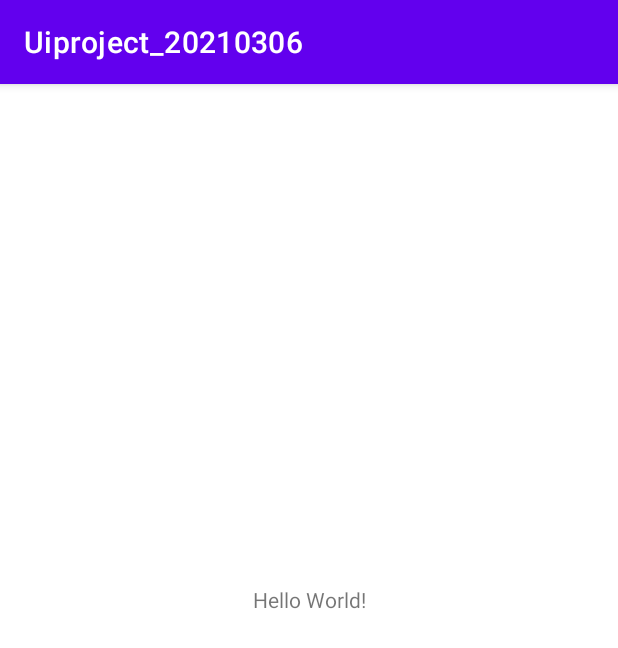
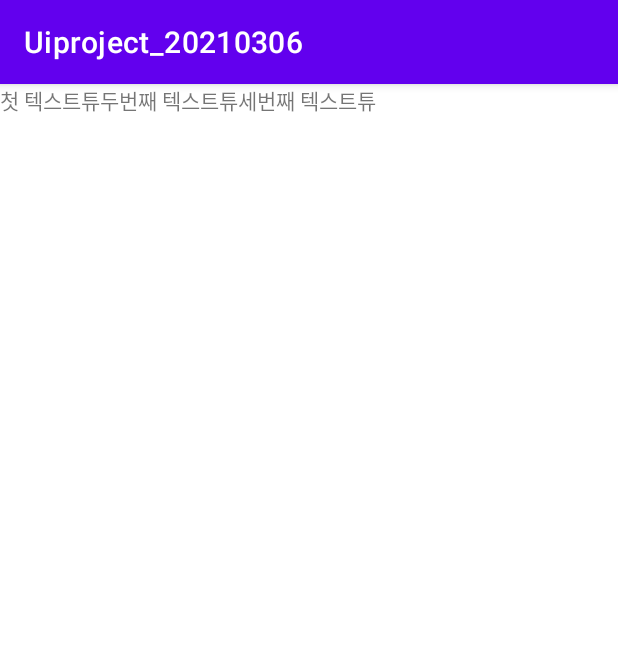
Before and after one commit to junho0615/Uiproject_20210306, an Android app: the screen it shows after launch (MainActivity), on a phone screen of 412 x 824 dp. Shown: the top 648 px of the screen. Run offline under Robolectric (Android 15) with nearby library versions, the phone set to English and light mode, and no system bars.

Commit message:
화면 구조 변경 + LinearLayout 배치

```diff
--- a/app/src/main/res/layout/activity_main.xml
+++ b/app/src/main/res/layout/activity_main.xml
@@ -1,5 +1,5 @@
 <?xml version="1.0" encoding="utf-8"?>
-<androidx.constraintlayout.widget.ConstraintLayout
+<LinearLayout
     xmlns:android="http://schemas.android.com/apk/res/android"
     xmlns:app="http://schemas.android.com/apk/res-auto"
     xmlns:tools="http://schemas.android.com/tools"
@@ -9,11 +9,19 @@
 
     <TextView
         android:layout_width="wrap_content"
-        android:layout_height="100dp"
-        android:text="Hello World!"
-        app:layout_constraintBottom_toBottomOf="parent"
-        app:layout_constraintLeft_toLeftOf="parent"
-        app:layout_constraintRight_toRightOf="parent"
-        app:layout_constraintTop_toTopOf="parent" />
+        android:layout_height="wrap_content"
+        android:text="첫 텍스트튜" />
 
-</androidx.constraintlayout.widget.ConstraintLayout>
+    <TextView
+        android:layout_width="wrap_content"
+        android:layout_height="wrap_content"
+        android:text="두번째 텍스트튜" />
+
+    <TextView
+        android:layout_width="wrap_content"
+        android:layout_height="wrap_content"
+        android:text="세번째 텍스트튜" />
+
+
+
+</LinearLayout>
```
